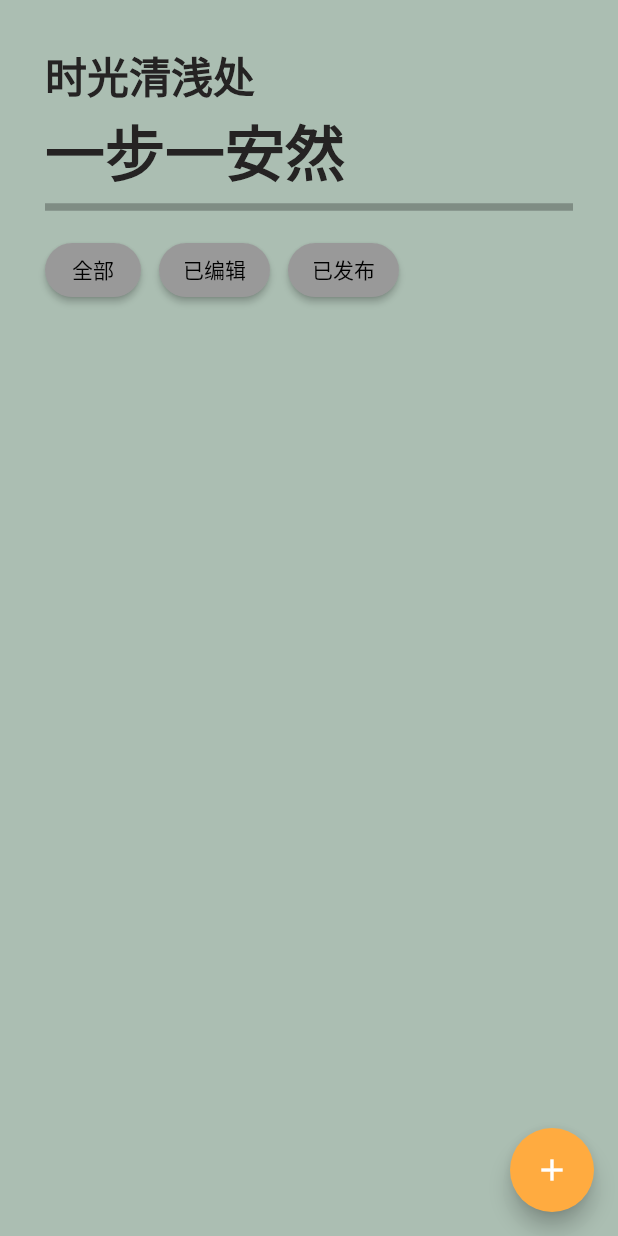
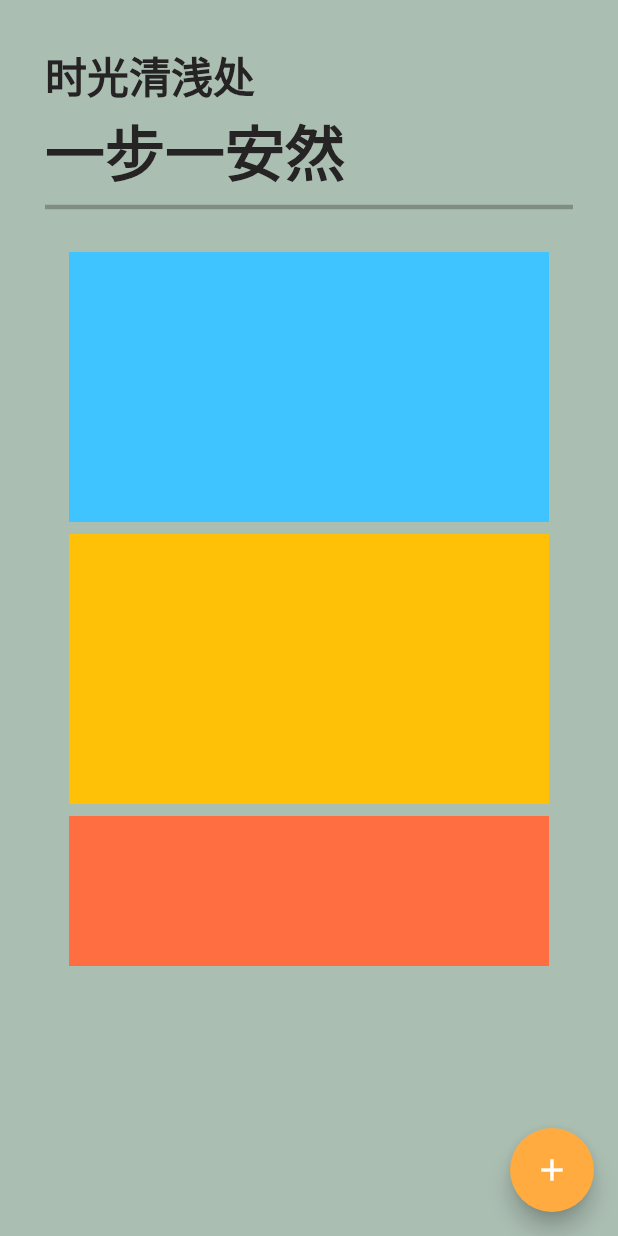
Before and after one commit to jwj1342/VanGogh, a Flutter app: the CreatePage screen opened directly, on a phone screen of 412 x 824 dp. Run offline on Flutter 3.47's test engine with Material 2 defaults, Android fonts, the phone set to English and light mode, and no system bars; our stand-ins replace image_picker; Roboto replaces fonts that are missing (HanaMinA).

Commit message:
完成了图片滑动显示，删除了三个按钮

```diff
--- a/lib/Create/create_page.dart
+++ b/lib/Create/create_page.dart
@@ -8,7 +8,6 @@ import 'package:http/http.dart' as http;
 
 class CreatePage extends StatefulWidget {
   const CreatePage({super.key});
-
   @override
   _CreatePageState createState() => _CreatePageState();
 }
@@ -47,7 +46,24 @@ class _CreatePageState extends State<CreatePage> {
       print(response.reasonPhrase);
     }
   }
-
+  List<Widget> _colors = [
+    new Container(
+      height: 180.0,
+      color: Colors.lightBlueAccent,
+    ),
+    new Container(
+      height: 180.0,
+      color: Colors.amber,
+    ),
+    new Container(
+      height: 180.0,
+      color: Colors.deepOrangeAccent,
+    ),
+    new Container(
+      height: 180.0,
+      color: Colors.purpleAccent,
+    ),
+  ];
   @override
   Widget build(BuildContext context) {
     return Scaffold(
@@ -76,32 +92,28 @@ class _CreatePageState extends State<CreatePage> {
               //分割线
               child: Divider(
                 color: Colors.black26,
-                thickness: 5,
+                thickness: 3,
               ),
             ),
             Wrap(
               spacing: 8,
               runSpacing: 8,
               children: <Widget>[
-                CreatedSelectButtom(
-                  onPress: () {},
-                  text: "全部",
-                ),
-                CreatedSelectButtom(
-                  onPress: () {},
-                  text: "已编辑",
-                ),
-                CreatedSelectButtom(
-                  onPress: () {},
-                  text: "已发布",
+                Container(
+                  height: 10,
                 ),
                 //TODO:1.这个地方的流式布局会导致边界溢出，需要处理
                 //TODO：2.这个不要单使用流式布局而是使用类似照片墙的效果
-                Wrap(
-                  //通过流式布局排列图片
-                  spacing: 2,
-                  runSpacing: 5,
-                  children: _imageWidgets,
+                SizedBox(
+                  height: 480,
+                  child: ListView.builder( // 后续将此处的_colors改为_imageWidgets
+                      itemCount: _colors.length,      //这里必须要指定List的长度
+                      itemBuilder:(context,index){      //需要传入两个参数，然后Builder会自动从0一直循环到最大长度
+                        return ListTile(
+                          title: _colors[index],  //每次取出index的索引对应的数据返回
+                        );
+                      },
+                  )
                 )
               ],
             ),
```
